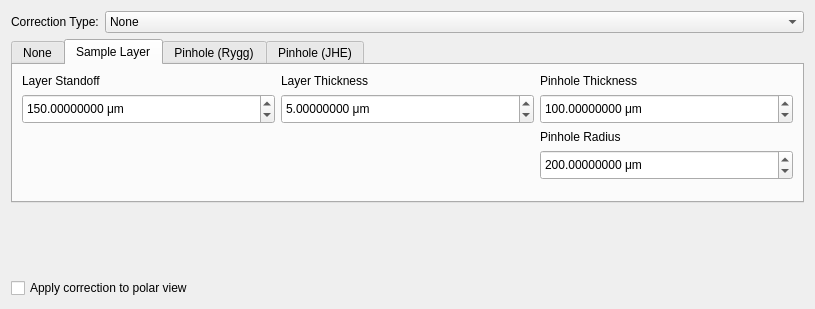
Old version of the form hexrdgui/resources/ui/pinhole_correction_editor.ui in the repository HEXRD/hexrdgui.
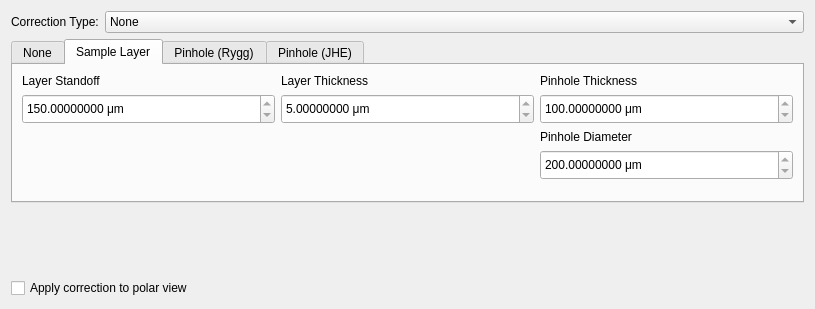
New version of the form. The open tabs and pages were chosen to show the change. Custom widgets are drawn as their Qt base class.

Patch:
```diff
--- a/hexrdgui/resources/ui/pinhole_correction_editor.ui
+++ b/hexrdgui/resources/ui/pinhole_correction_editor.ui
@@ -61,7 +61,7 @@
        <item row="2" column="2">
         <widget class="QLabel" name="label">
          <property name="text">
-          <string>Pinhole Radius</string>
+          <string>Pinhole Diameter</string>
          </property>
         </widget>
        </item>
@@ -73,6 +73,9 @@
            <height>30</height>
           </size>
          </property>
+         <property name="readOnly">
+          <bool>true</bool>
+         </property>
          <property name="keyboardTracking">
           <bool>false</bool>
          </property>
@@ -104,6 +107,9 @@
            <height>30</height>
           </size>
          </property>
+         <property name="readOnly">
+          <bool>true</bool>
+         </property>
          <property name="keyboardTracking">
           <bool>false</bool>
          </property>
@@ -135,6 +141,9 @@
            <height>30</height>
           </size>
          </property>
+         <property name="readOnly">
+          <bool>true</bool>
+         </property>
          <property name="keyboardTracking">
           <bool>false</bool>
          </property>
@@ -187,6 +196,9 @@
            <height>30</height>
           </size>
          </property>
+         <property name="readOnly">
+          <bool>true</bool>
+         </property>
          <property name="keyboardTracking">
           <bool>false</bool>
          </property>
```
Left out of the diff: 35 changed lines with no effect on the pictures.
